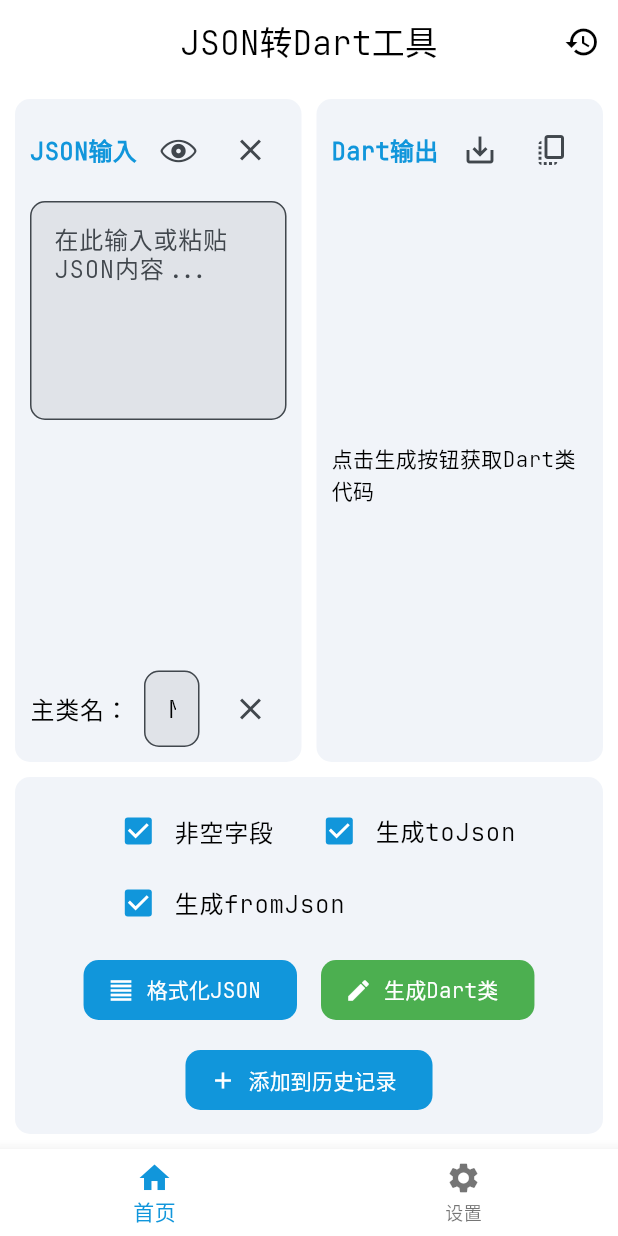
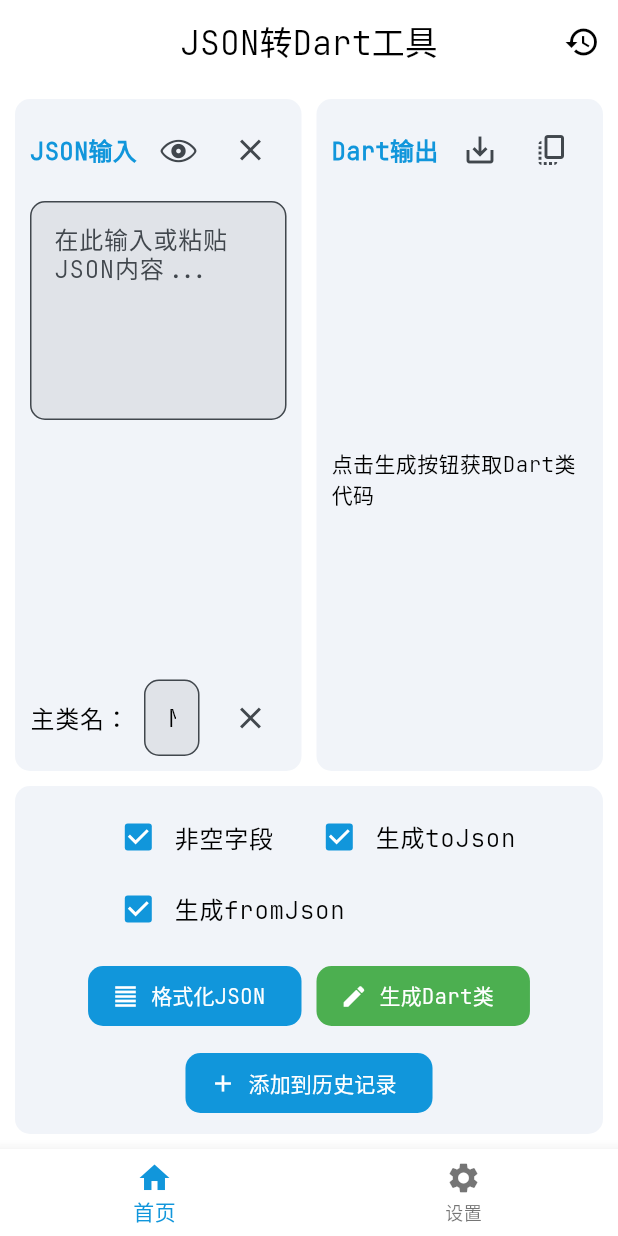
Before and after one commit to Matkurban/json_to_dart, a Flutter app: the screen it shows after launch, on a phone screen of 412 x 824 dp. Run offline on Flutter 3.47's test engine with Material 3 defaults, Android fonts, the light colour scheme and no system bars; drawn by our look-alikes of toastification; our stand-ins replace flex_color_scheme, get, package_info_plus, shared_preferences; missing offline and left inert: file_selector, flutter_json_view, syntax_highlight.

Commit message:
优化众多细节

```diff
--- a/lib/common/json/logic/json_to_dart_logic.dart
+++ b/lib/common/json/logic/json_to_dart_logic.dart
@@ -1,4 +1,6 @@
 import 'dart:convert';
+
+import 'package:file_selector/file_selector.dart';
 import 'package:flutter/foundation.dart';
 import 'package:flutter/material.dart';
 import 'package:get/get.dart';
@@ -13,7 +15,6 @@ import 'package:json_to_dart/utils/message_util.dart';
 import 'package:json_to_dart/widgets/dialog/preview_dialog.dart';
 import 'package:shared_preferences/shared_preferences.dart';
 import 'package:syntax_highlight/syntax_highlight.dart';
-import 'package:file_selector/file_selector.dart';
 
 class JsonToDartLogic extends GetxController {
   ///json输入框控制器
@@ -125,8 +126,7 @@ class JsonToDartLogic extends GetxController {
     return buffer.toString().trim();
   }
 
-  void _writeClassHeader(String className, StringBuffer buffer) =>
-      buffer.writeln('class $className {');
+  void _writeClassHeader(String className, StringBuffer buffer) => buffer.writeln('class $className {');
 
   void _writeClassBody(String className, List<FieldInfo> fields, StringBuffer buffer) {
     // 字段声明
@@ -194,15 +194,13 @@ class JsonToDartLogic extends GetxController {
       if (nonNullable.value) {
         line = '${f.name}: json[\'${f.jsonKey}\'] as List<${f.baseType}>';
       } else {
-        line =
-            '${f.name}: json[\'${f.jsonKey}\'] != null ? json[\'${f.jsonKey}\'] as List<${f.baseType}> : null';
+        line = '${f.name}: json[\'${f.jsonKey}\'] != null ? json[\'${f.jsonKey}\'] as List<${f.baseType}> : null';
       }
     } else {
       if (nonNullable.value) {
         line = '${f.name}: json[\'${f.jsonKey}\'] as ${f.baseType}';
       } else {
-        line =
-            '${f.name}: json[\'${f.jsonKey}\'] != null ? json[\'${f.jsonKey}\'] as ${f.baseType} : null';
+        line = '${f.name}: json[\'${f.jsonKey}\'] != null ? json[\'${f.jsonKey}\'] as ${f.baseType} : null';
       }
     }
     return '$line,'; // 添加逗号
@@ -284,15 +282,8 @@ class JsonToDartLogic extends GetxController {
 
     if (value is List) {
       if (value.isEmpty) {
-        return TypeInfo(
-          type: 'List<dynamic>',
-          baseType: 'List',
-          isDynamic: true,
-          isList: true,
-          defaultValue: '[]',
-        );
+        return TypeInfo(type: 'List<dynamic>', baseType: 'List', isDynamic: true, isList: true, defaultValue: '[]');
       }
-
       final firstElement = value.first;
       if (firstElement is Map) {
         final className = '${_classNameFromKey(key, parentClassName)}Item';
@@ -306,7 +297,6 @@ class JsonToDartLogic extends GetxController {
           defaultValue: nonNullable.value ? '[]' : null,
         );
       }
-
       final elementType = firstElement.runtimeType;
       final dartType = _dartTypeMap[elementType]?.type ?? 'dynamic';
       return TypeInfo(
@@ -317,10 +307,8 @@ class JsonToDartLogic extends GetxController {
         defaultValue: nonNullable.value ? '[]' : null,
       );
     }
-
     final type = value.runtimeType;
     final typeDesc = _dartTypeMap[type] ?? _dartTypeMap[Null]!;
-
     return TypeInfo(
       type: typeDesc.type,
       baseType: typeDesc.type,
@@ -329,15 +317,14 @@ class JsonToDartLogic extends GetxController {
     );
   }
 
+  ///格式化类名
   String _convertFieldName(String key) {
     // 1. 标准化处理：替换所有非字母数字字符为下划线，并合并连续下划线
     String sanitized = key
         .replaceAll(RegExp(r'[^a-zA-Z0-9]+'), '_') // 合并连续特殊字符为单个下划线
         .replaceAll(RegExp(r'_+'), '_'); // 确保没有连续下划线
-
     // 2. 分割下划线并过滤空片段
     List<String> parts = sanitized.split('_').where((p) => p.isNotEmpty).toList();
-
     // 3. 处理每个片段
     List<String> processedParts =
         parts.map((part) {
@@ -345,7 +332,6 @@ class JsonToDartLogic extends GetxController {
           if (RegExp(r'^\d+$').hasMatch(part)) {
             return '_$part';
           }
-
           // 处理数字开头的混合片段（如 "2fa" → "fa2"）
           if (RegExp(r'^\d').hasMatch(part)) {
             return part
@@ -353,13 +339,10 @@ class JsonToDartLogic extends GetxController {
                 .reversed
                 .join(); // 反转顺序
           }
-
           return part;
         }).toList();
-
     // 4. 转换为大驼峰格式（首字母大写）
     processedParts = processedParts.map((p) => p[0].toUpperCase() + p.substring(1)).toList();
-
     // 5. 转换为小驼峰格式（首个字母小写）
     String camelCase =
         processedParts.isNotEmpty
@@ -367,7 +350,6 @@ class JsonToDartLogic extends GetxController {
                 processedParts.first.substring(1) +
                 processedParts.sublist(1).join()
             : '';
-
     // 6. 处理保留字和空值
     return _sanitizeFieldName(camelCase);
   }
@@ -396,7 +378,6 @@ class JsonToDartLogic extends GetxController {
           if (part.isEmpty) return '';
           return '${part[0].toUpperCase()}${part.substring(1)}';
         }).join();
-
     // 处理字段名中的各种分隔符
     final keyParts = key.split(RegExp(r'[^a-zA-Z0-9]'));
     final processedKey =
@@ -404,10 +385,8 @@ class JsonToDartLogic extends GetxController {
           if (part.isEmpty) return '';
           return '${part[0].toUpperCase()}${part.substring(1).toLowerCase()}';
         }).join();
-
     // 组合生成类名
     final baseName = '$processedParent$processedKey';
-
     // 处理保留字（示例）
     final reservedWords = {'Class', 'Switch', 'Default'};
     return reservedWords.contains(baseName) ? '${baseName}Class' : baseName;
@@ -432,29 +411,22 @@ class JsonToDartLogic extends GetxController {
       dartCode: dartCode.value,
       timestamp: DateTime.now(),
     );
-
     // 保存到 SharedPreferences
     final prefs = await SharedPreferences.getInstance();
     final historyJson = prefs.getStringList(_historyKey) ?? [];
     historyJson.add(jsonEncode(newItem.toJson()));
     await prefs.setStringList(_historyKey, historyJson);
-
     // 更新控制器列表
-    history.insert(0, newItem);
+    history.add(newItem);
   }
 
   // 加载历史记录
   void loadHistory() async {
     final prefs = Get.find<SharedPreferences>();
     final historyJson = prefs.getStringList(_historyKey) ?? [];
-
     // 更新控制器的 history 列表
-    history.assignAll(
-      historyJson.map((jsonStr) => HistoryItem.fromJson(jsonDecode(jsonStr))).toList(),
-    );
+    history.assignAll(historyJson.map((jsonStr) => HistoryItem.fromJson(jsonDecode(jsonStr))).toList());
   }
-
-  //================ 本地存储实现 ================
 
   // 清空历史记录
   void clearHistory() async {
@@ -469,6 +441,7 @@ class JsonToDartLogic extends GetxController {
     );
   }
 
+  ///删除单个历史记录
   void deleteOne(HistoryItem item) {
     ConfirmDialog.showConfirmDialog(
       title: '确认删除吗',
@@ -478,10 +451,7 @@ class JsonToDartLogic extends GetxController {
         if (remove) {
           final prefs = await SharedPreferences.getInstance();
           await prefs.remove(_historyKey);
-          prefs.setStringList(
-            _historyKey,
-            history.map((item) => jsonEncode(item.toJson())).toList(),
-          );
+          prefs.setStringList(_historyKey, history.map((item) => jsonEncode(item.toJson())).toList());
         }
       },
     );
@@ -497,7 +467,6 @@ class JsonToDartLogic extends GetxController {
   void saveToFile(BuildContext context) async {
     _jsonNullWarning();
     _classNameNullWarning();
-
     // 生成文件名：大驼峰类名转下划线格式
     String fileName =
         classNameController.text
@@ -509,7 +478,6 @@ class JsonToDartLogic extends GetxController {
 
     // 获取Dart代码内容
     final dartCodeContent = dartCode.value;
-
     try {
       final FileSaveLocation? result = await getSaveLocation(
         suggestedName: fileName,
@@ -526,7 +494,7 @@ class JsonToDartLogic extends GetxController {
       await textFile.saveTo(result.path);
       MessageUtil.showSuccess(title: '操作提示', content: '文件保存成功');
     } catch (e) {
-      MessageUtil.showError(title: '保存失败', content: '文件保存异常: ${e.toString()}');
+      MessageUtil.showError(title: '操作提示', content: '文件保存异常: ${e.toString()}');
     }
   }
 
--- a/lib/common/json/view/json_to_dart_view.dart
+++ b/lib/common/json/view/json_to_dart_view.dart
@@ -1,11 +1,12 @@
-// lib/views/json_converter_view.dart
 import 'package:flutter/cupertino.dart';
 import 'package:flutter/foundation.dart';
 import 'package:flutter/material.dart';
 import 'package:flutter/services.dart';
 import 'package:get/get.dart';
 import 'package:json_to_dart/common/json/logic/json_to_dart_logic.dart';
+import 'package:json_to_dart/config/global/constant.dart';
 import 'package:json_to_dart/config/theme/app_style.dart';
+import 'package:json_to_dart/utils/message_util.dart';
 import 'package:json_to_dart/widgets/dialog/preview_dialog.dart';
 import 'package:json_to_dart/widgets/highlight/highlight_text.dart';
 
@@ -40,7 +41,7 @@ class JsonToDartView extends GetView<JsonToDartLogic> {
 
   Widget _buildBody(BuildContext context) {
     return Padding(
-      padding: const EdgeInsets.all(10.0),
+      padding: AppStyle.defaultPadding,
       child: Column(
         spacing: 10,
         children: [
@@ -66,7 +67,7 @@ class JsonToDartView extends GetView<JsonToDartLogic> {
       child: Card(
         margin: EdgeInsets.zero,
         child: Padding(
-          padding: const EdgeInsets.all(10.0),
+          padding: AppStyle.defaultPadding,
           child: Column(
             spacing: 10,
             children: [
@@ -110,7 +111,7 @@ class JsonToDartView extends GetView<JsonToDartLogic> {
       child: Card(
         margin: EdgeInsets.zero,
         child: Padding(
-          padding: const EdgeInsets.all(10),
+          padding: AppStyle.defaultPadding,
           child: Column(
             spacing: 10,
             children: [
@@ -154,19 +155,17 @@ class JsonToDartView extends GetView<JsonToDartLogic> {
   Widget _buildControlPanel(BuildContext context) {
     return Card(
       margin: EdgeInsets.zero,
-      child: SizedBox(
+      child: Container(
         width: double.infinity,
-        child: Padding(
-          padding: const EdgeInsets.symmetric(vertical: 12, horizontal: 24),
-          child: Column(spacing: 10, children: [_buildOptionsRow(context), _buildActionButtons(context)]),
-        ),
+        padding: AppStyle.defaultPadding,
+        child: Column(spacing: 10, children: [_buildOptionsRow(context), _buildActionButtons(context)]),
       ),
     );
   }
 
   Widget _buildOptionsRow(BuildContext context) {
-    return Obx(
-      () => Wrap(
+    return Obx(() {
+      return Wrap(
         spacing: 20,
         children: [
           _buildCheckbox(
@@ -188,8 +187,8 @@ class JsonToDartView extends GetView<JsonToDartLogic> {
             onChanged: (v) => controller.generateFromJson.value = v!,
           ),
         ],
-      ),
-    );
+      );
+    });
   }
 
   Widget _buildCheckbox(
@@ -208,28 +207,29 @@ class JsonToDartView extends GetView<JsonToDartLogic> {
   }
 
   Widget _buildActionButtons(BuildContext context) {
+    var colorScheme = Theme.of(context).colorScheme;
     return Wrap(
-      spacing: 16,
-      runSpacing: 12,
+      spacing: 10,
+      runSpacing: 10,
       alignment: WrapAlignment.center,
       children: [
         FilledButton.icon(
           icon: const Icon(Icons.format_align_justify),
           label: const Text('格式化JSON'),
           onPressed: controller.formatJson,
-          style: FilledButton.styleFrom(backgroundColor: Theme.of(context).colorScheme.primary),
+          style: FilledButton.styleFrom(backgroundColor: colorScheme.primary),
         ),
         FilledButton.icon(
           icon: const Icon(Icons.create),
           label: const Text('生成Dart类'),
           onPressed: controller.generateDartClass,
-          style: FilledButton.styleFrom(backgroundColor: Theme.of(context).colorScheme.secondary),
+          style: FilledButton.styleFrom(backgroundColor: colorScheme.secondary),
         ),
         FilledButton.icon(
           icon: const Icon(Icons.add),
           label: const Text('添加到历史记录'),
           onPressed: controller.addHistory,
-          style: FilledButton.styleFrom(backgroundColor: Theme.of(context).colorScheme.primary),
+          style: FilledButton.styleFrom(backgroundColor: colorScheme.primary),
         ),
       ],
     );
@@ -244,22 +244,24 @@ class JsonToDartView extends GetView<JsonToDartLogic> {
           child: TextField(
             controller: controller.classNameController,
             style: AppStyle.codeTextStyle,
-            decoration: InputDecoration(hintText: '请输入主类名'),
+            decoration: const InputDecoration(hintText: '请输入主类名'),
           ),
         ),
-        IconButton(onPressed: () => controller.classNameController.clear(), icon: Icon(Icons.clear), tooltip: '清空类名'),
+        IconButton(onPressed: controller.classNameController.clear, icon: const Icon(Icons.clear), tooltip: '清空类名'),
       ],
     );
   }
 
   Widget _buildInputLabel(BuildContext context, String text) {
+    var themeData = Theme.of(context);
     return Align(
       alignment: Alignment.centerLeft,
       child: Text(
         text,
-        style: Theme.of(
-          context,
-        ).textTheme.titleMedium?.copyWith(fontWeight: FontWeight.bold, color: Theme.of(context).colorScheme.primary),
+        style: themeData.textTheme.titleMedium?.copyWith(
+          fontWeight: FontWeight.bold,
+          color: themeData.colorScheme.primary,
+        ),
       ),
     );
   }
@@ -267,7 +269,7 @@ class JsonToDartView extends GetView<JsonToDartLogic> {
   void _copyDartCode(BuildContext context) {
     if (controller.dartCode.isNotEmpty) {
       Clipboard.setData(ClipboardData(text: controller.dartCode.value));
-      ScaffoldMessenger.of(context).showSnackBar(SnackBar(content: Text('代码已复制到剪贴板')));
+      MessageUtil.showSuccess(title: '操作提示', content: '代码已复制到剪贴板');
     }
   }
 
@@ -328,13 +330,4 @@ class JsonToDartView extends GetView<JsonToDartLogic> {
       );
     });
   }
-
-  // 定义时间格式化方法
-  String formatTimeHHmm(DateTime time) {
-    // 获取小时并确保两位数格式
-    final hour = time.hour.toString().padLeft(2, '0');
-    // 获取分钟并确保两位数格式
-    final minute = time.minute.toString().padLeft(2, '0');
-    return '$hour:$minute';
-  }
 }
--- a/lib/config/global/constant.dart
+++ b/lib/config/global/constant.dart
@@ -1,3 +1,12 @@
+// 定义时间格式化方法
+String formatTimeHHmm(DateTime time) {
+  // 获取小时并确保两位数格式
+  final hour = time.hour.toString().padLeft(2, '0');
+  // 获取分钟并确保两位数格式
+  final minute = time.minute.toString().padLeft(2, '0');
+  return '$hour:$minute';
+}
+
 const reservedWords = {
   'abstract',
   'as',
```
